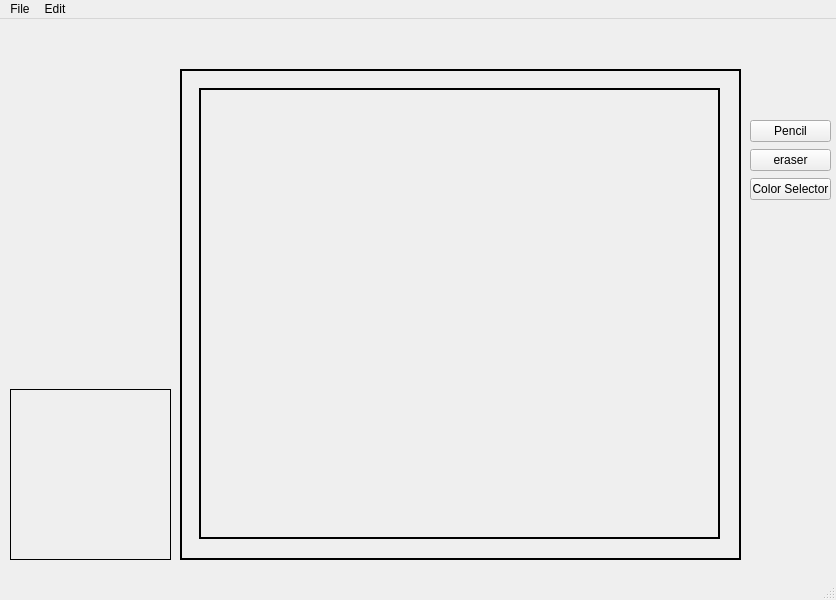
Before: the Qt Designer form PaintApp/ui/paint.ui in Kleb0/Corrupt_World_Engine, drawn with Qt 5.
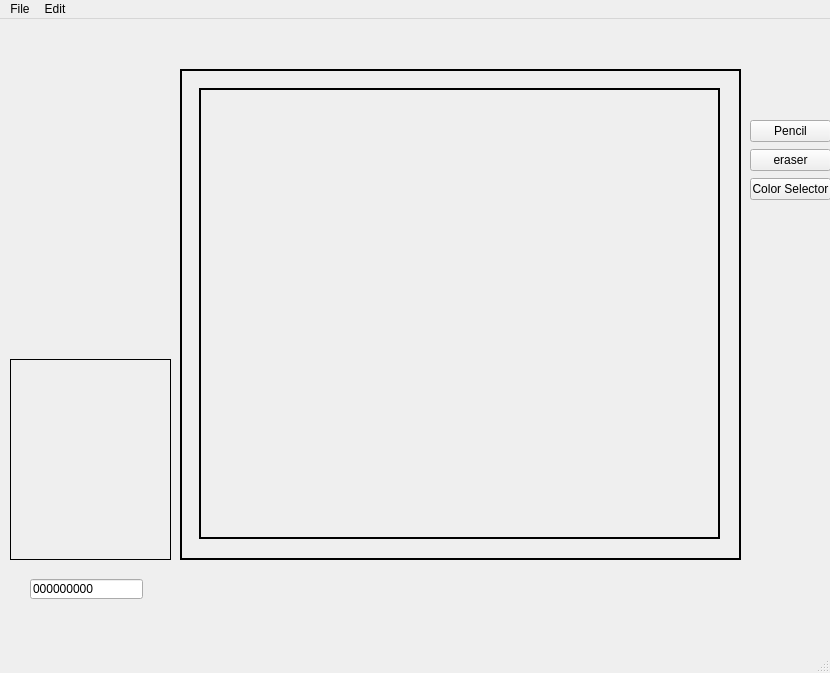
After: the same form once the commit is applied.

```diff
--- a/PaintApp/ui/paint.ui
+++ b/PaintApp/ui/paint.ui
@@ -6,8 +6,8 @@
    <rect>
     <x>0</x>
     <y>0</y>
-    <width>836</width>
-    <height>600</height>
+    <width>830</width>
+    <height>673</height>
    </rect>
   </property>
   <property name="windowTitle">
@@ -51,9 +51,9 @@
     <property name="geometry">
      <rect>
       <x>10</x>
-      <y>370</y>
+      <y>340</y>
       <width>161</width>
-      <height>171</height>
+      <height>201</height>
      </rect>
     </property>
     <property name="frameShape">
@@ -101,14 +101,27 @@
      </property>
     </widget>
    </widget>
+   <widget class="QLineEdit" name="lineEdit">
+    <property name="geometry">
+     <rect>
+      <x>30</x>
+      <y>560</y>
+      <width>113</width>
+      <height>20</height>
+     </rect>
+    </property>
+    <property name="text">
+     <string>000000000</string>
+    </property>
+   </widget>
   </widget>
   <widget class="QMenuBar" name="menubar">
    <property name="geometry">
     <rect>
      <x>0</x>
      <y>0</y>
-     <width>836</width>
-     <height>21</height>
+     <width>830</width>
+     <height>18</height>
     </rect>
    </property>
    <widget class="QMenu" name="menuFile">
```
